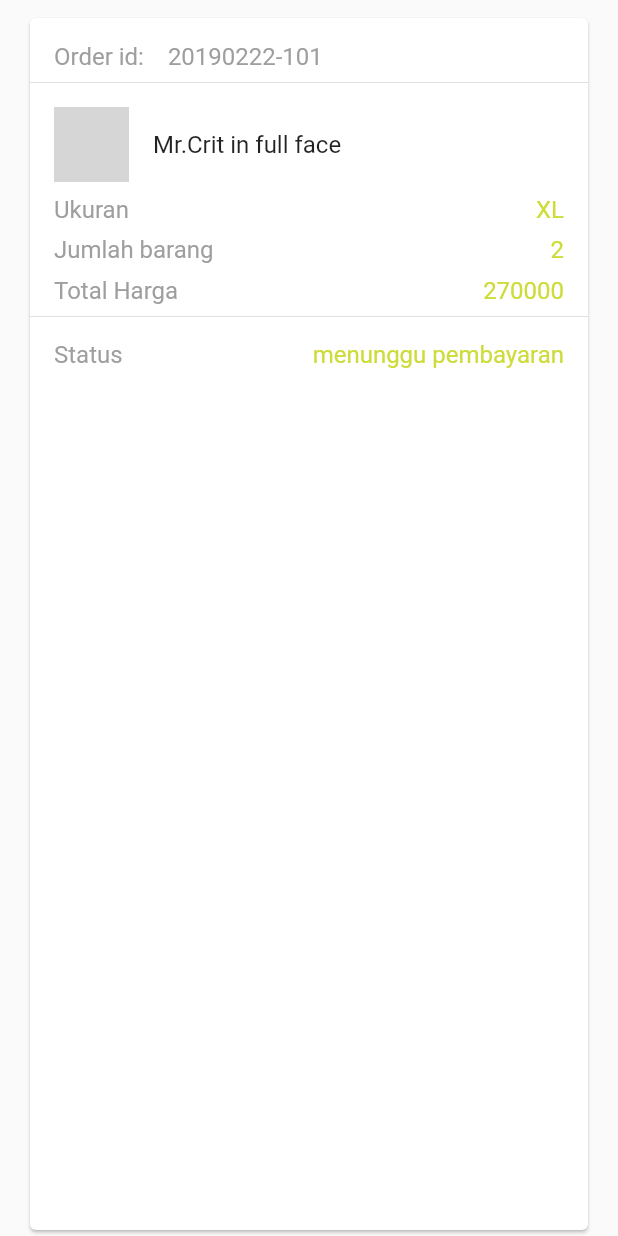
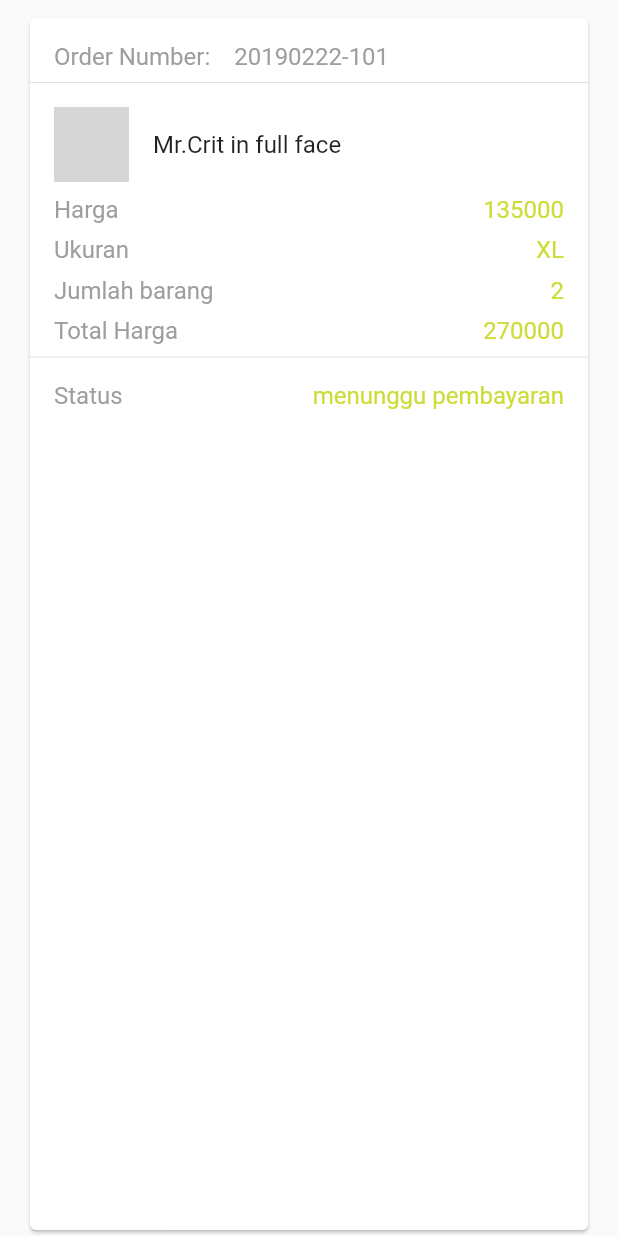
Before and after one commit to slufydufy/crit, a Flutter app: the OrderCard widget shown alone on an empty page, opened directly, on a phone screen of 412 x 824 dp. Run offline on Flutter 3.47's test engine with Material 2 defaults, Android fonts, the phone set to English and light mode, and no system bars; our stand-ins replace carousel_pro, cloud_firestore, firebase_auth; accounts and stored records are empty; network calls fail; grey boxes are pictures that could not be loaded.

Commit message:
080319rmh

```diff
--- a/lib/orderList.dart
+++ b/lib/orderList.dart
@@ -32,6 +32,7 @@ class OrderCard extends StatelessWidget {
             _showOrderId(),
             Divider(),
             _showItem(),
+            _showPrice(),
             _showFinalSize(),
             _showQuantity(),
             _showTotalPrize(),
@@ -49,7 +50,7 @@ class OrderCard extends StatelessWidget {
       padding: EdgeInsets.fromLTRB(16.0, 16.0, 16.0, 0.0),
           child: Row(
         children: <Widget>[
-          Text('Order id:', style: TextStyle(
+          Text('Order Number:', style: TextStyle(
             fontSize: 16.0,
             color: Colors.grey
           ),),
@@ -141,6 +142,33 @@ class OrderCard extends StatelessWidget {
       );
   }
 
+  Widget _showPrice() {
+    return Row(
+        children: <Widget>[
+          Expanded(
+              child: Container(
+              padding: const EdgeInsets.fromLTRB(16.0, 8.0, 0.0, 0.0),
+              child: Text(
+                'Harga', style: TextStyle(
+                  fontSize: 16.0,
+                  color: Colors.grey
+                ),
+              ),
+            ),
+          ),
+          Container(
+            padding: const EdgeInsets.fromLTRB(0.0, 8.0, 16.0, 0.0),
+            child: Text(
+                '135000', style: TextStyle(
+                  fontSize: 16.0,
+                  color: Colors.lime
+                ),
+              ),
+          ),
+        ],
+      );
+  }
+
   Widget _showTotalPrize() {
     return Row(
         children: <Widget>[
```
Also changed, not shown: lib/checkOut.dart (+144 -14 lines), lib/crud.dart (added, +21 -0 lines), lib/itemDetail.dart (+10 -16 lines).
